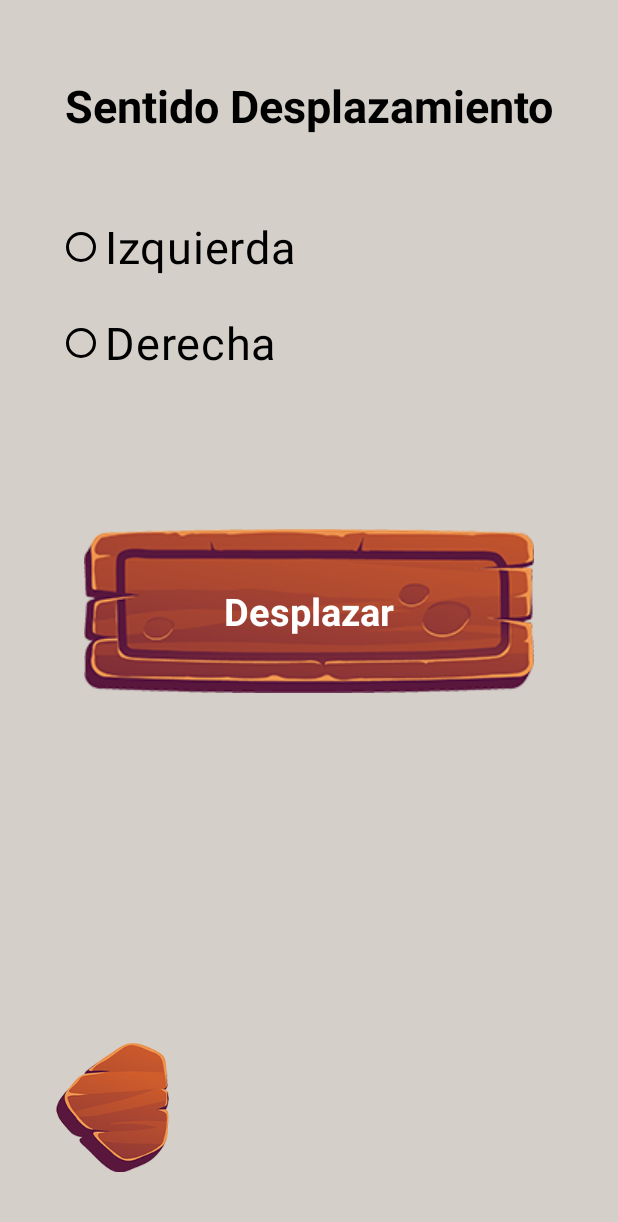
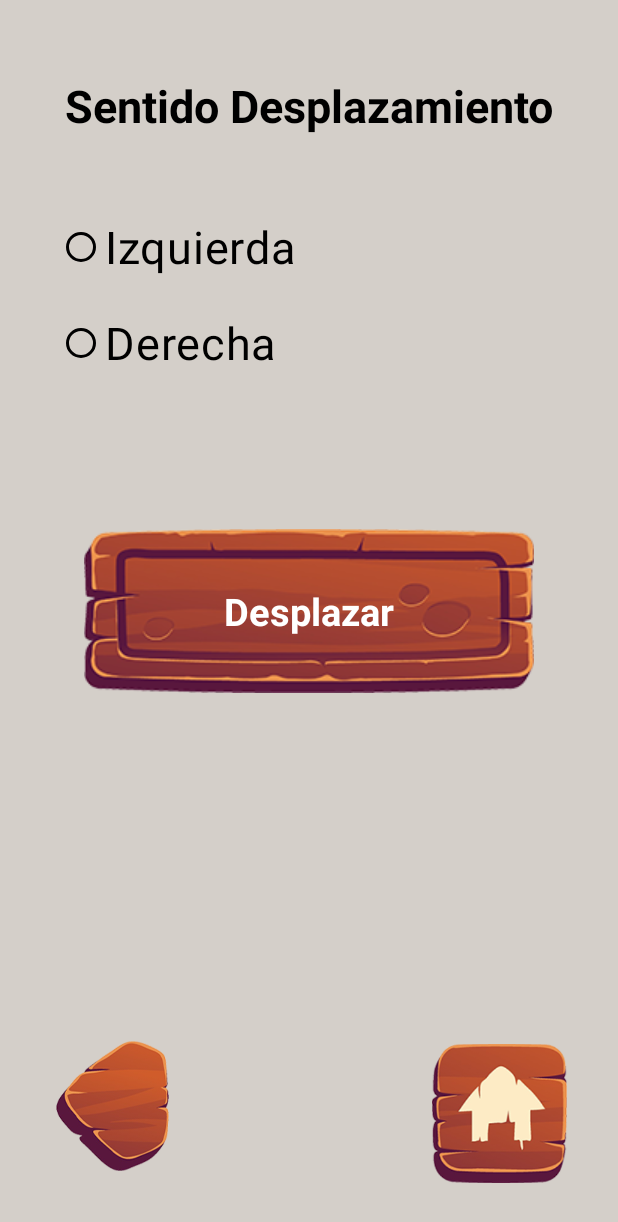
Before and after one commit to lx-jdar/soa-m2-smart-saw, an Android app: the MovementActivity screen opened directly, with no data from a screen before it, on a phone screen of 412 x 824 dp. Shown: the top 1222 px of the screen. Run offline under Robolectric (Android 15) with nearby library versions, the phone set to English and light mode, and no system bars; Roboto replaces fonts that are not available here.

Commit message:
Agrego modificaciones en Android

```diff
--- a/Android/SmartSaw/app/src/main/java/com/example/smartsaw/MainActivity.java
+++ b/Android/SmartSaw/app/src/main/java/com/example/smartsaw/MainActivity.java
@@ -13,8 +13,6 @@ import androidx.core.view.WindowInsetsCompat;
 public class MainActivity extends AppCompatActivity {
 
     //#region Attributes
-
-    private ButtonWood buttonStartSystem;
 
     //#endregion
 
@@ -38,7 +36,7 @@ public class MainActivity extends AppCompatActivity {
     //#region Private Methods
 
     private void setupButton() {
-        buttonStartSystem = findViewById(R.id.btn_start_system);
+        ButtonWood buttonStartSystem = findViewById(R.id.btn_start_system);
         buttonStartSystem.setButtonText(getString(R.string.start_system));
         buttonStartSystem.setButtonOnClickListener(buttonListener);
     }
--- a/Android/SmartSaw/app/src/main/java/com/example/smartsaw/OptionsActivity.java
+++ b/Android/SmartSaw/app/src/main/java/com/example/smartsaw/OptionsActivity.java
@@ -48,9 +48,10 @@ public class OptionsActivity extends AppCompatActivity {
             boolean isEnabled = !isChecked;
             buttonConfiguration.setEnabled(isEnabled);
             buttonPositioning.setEnabled(isEnabled);
-            if (isChecked) {
+            // DESCOMENTAR UNA VEZ APLICADA LA LOGICA DEL UMBRAL VERTICAL
+            /*if (isChecked) {
                 switchOnOff.postDelayed(this::showAlertPopupVerticalLimit, 3000);
-            }
+            }*/
         });
 
         buttonConfiguration.setOnClickListener(v -> {
@@ -73,6 +74,7 @@ public class OptionsActivity extends AppCompatActivity {
         }
     };
 
+    @SuppressWarnings("unused")
     private void showAlertPopupVerticalLimit() {
         new AlertDialog.Builder(this)
                 .setTitle(getString(R.string.popup_title_vertical_limit))
--- a/Android/SmartSaw/app/src/main/java/com/example/smartsaw/PrecisionActivity.java
+++ b/Android/SmartSaw/app/src/main/java/com/example/smartsaw/PrecisionActivity.java
@@ -68,8 +68,8 @@ public class PrecisionActivity extends AppCompatActivity {
                 Intent intent = new Intent(PrecisionActivity.this, MovementActivity.class);
                 startActivity(intent);
                 finish();
-            }  else {
-                Toast.makeText(PrecisionActivity.this, "El valor actual es requerido", Toast.LENGTH_SHORT).show();
+            } else {
+                Toast.makeText(PrecisionActivity.this, getString(R.string.current_value_is_required), Toast.LENGTH_SHORT).show();
             }
         });
     }
--- /dev/null
+++ b/Android/SmartSaw/app/src/main/res/drawable/btn_wood_home_selector.xml
@@ -0,0 +1,11 @@
+<?xml version="1.0" encoding="utf-8"?>
+<selector xmlns:android="http://schemas.android.com/apk/res/android">
+    <!-- Estado deshabilitado -->
+    <item android:drawable="@drawable/image_btn_wood_home_disabled" android:state_enabled="false" />
+
+    <!-- Estado presionado (cuando se hace clic) -->
+    <item android:drawable="@drawable/image_btn_wood_home_pressed" android:state_pressed="true" />
+
+    <!-- Estado normal (por defecto) -->
+    <item android:drawable="@drawable/image_btn_wood_home_normal" />
+</selector>
--- a/Android/SmartSaw/app/src/main/res/layout/activity_movement.xml
+++ b/Android/SmartSaw/app/src/main/res/layout/activity_movement.xml
@@ -66,14 +66,28 @@
 
     <ImageButton
         android:id="@+id/btn_movement_back"
-        android:layout_width="150dp"
-        android:layout_height="171dp"
+        android:layout_width="wrap_content"
+        android:layout_height="wrap_content"
         android:background="@android:color/transparent"
         android:scaleX="0.5"
         android:scaleY="0.5"
         android:src="@drawable/btn_wood_back_selector"
         app:layout_constraintBottom_toBottomOf="parent"
         app:layout_constraintStart_toStartOf="parent"
+        tools:ignore="ContentDescription,SpeakableTextPresentCheck" />
+
+    <ImageButton
+        android:id="@+id/btn_home"
+        android:layout_width="wrap_content"
+        android:layout_height="wrap_content"
+        android:layout_marginEnd="4dp"
+        android:layout_marginBottom="4dp"
+        android:background="@android:color/transparent"
+        android:scaleX="0.6"
+        android:scaleY="0.6"
+        android:src="@drawable/btn_wood_home_selector"
+        app:layout_constraintBottom_toBottomOf="parent"
+        app:layout_constraintEnd_toEndOf="parent"
         tools:ignore="ContentDescription" />
 
 </androidx.constraintlayout.widget.ConstraintLayout>
--- a/Android/SmartSaw/app/src/main/res/values/strings.xml
+++ b/Android/SmartSaw/app/src/main/res/values/strings.xml
@@ -1,16 +1,22 @@
 <resources>
+    <string name="accept">Aceptar</string>
     <string name="app_name">SmartSaw</string>
     <string name="changes_saved">Cambios guardados</string>
     <string name="configuration">Configuración</string>
     <string name="current_value">VALOR ACTUAL</string>
+    <string name="current_value_is_required">El valor actual es requerido</string>
     <string name="direction_of_movement">Sentido Desplazamiento</string>
     <string name="horizontal_limit_left">Límite Horizontal Izquierdo</string>
     <string name="horizontal_limit_right">Límite Horizontal Derecho</string>
+    <string name="indicate_a_direction_movement">Indique un sentido de desplazamiento</string>
     <string name="enter_value">Ingrese un valor</string>
     <string name="error_margin">Margen de Error</string>
+    <string name="full_displacement">Desplazamiento completo</string>
+    <string name="the_displacement_has_ended">El desplazamiento ha finalizado</string>
     <string name="left">Izquierda</string>
     <string name="motor_speed">Velocidad del Motor</string>
     <string name="move">Desplazar</string>
+    <string name="moving_saw">Desplazando Sierra</string>
     <string name="off_on">OFF / ON</string>
     <string name="popup_title_vertical_limit">Límite Vertical Superado</string>
     <string name="popup_description_vertical_limit">La sierra ha pasado del límite vertical establecido y se apagará</string>
```
Also changed, not shown: Android/SmartSaw/app/src/main/java/com/example/smartsaw/MovementActivity.java (+50 -16 lines), Android/SmartSaw/app/src/main/res/layout/dialog_movement.xml (added, +29 -0 lines), Android/SmartSaw/app/src/main/res/drawable/image_btn_wood_home_disabled.png (added), Android/SmartSaw/app/src/main/res/drawable/image_btn_wood_home_normal.png (added), Android/SmartSaw/app/src/main/res/drawable/image_btn_wood_home_pressed.png (added).
